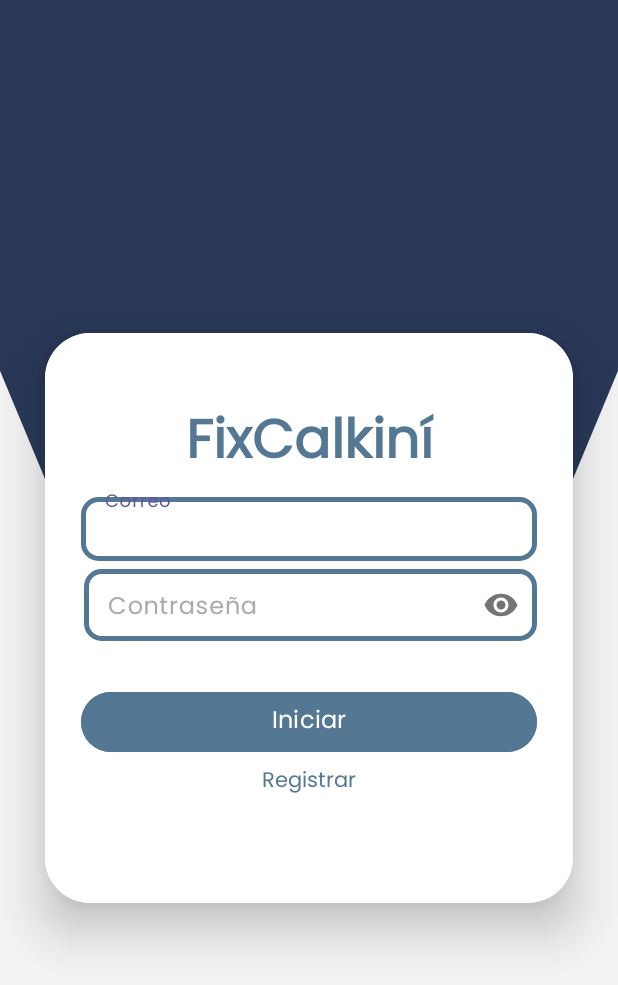
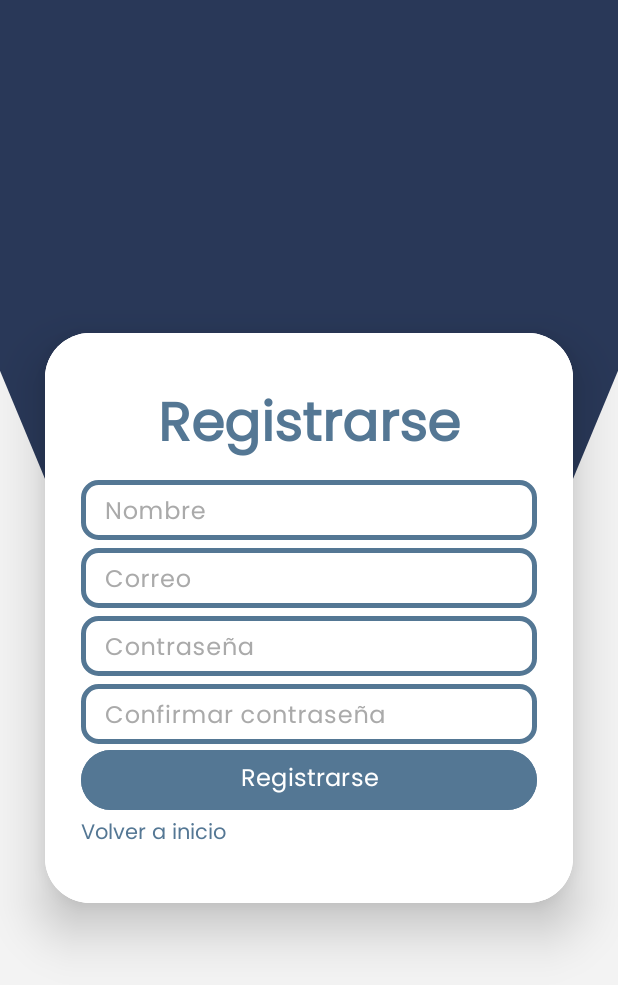
Before and after one commit to OscarNohGarma/fix-calkini-android-studio-java, an Android app: the screen it shows after launch (LoginActivity), on a phone screen of 412 x 824 dp. Shown: the top 985 px of the screen. Run offline under Robolectric (Android 15) with nearby library versions, the light colour scheme and no system bars.

Commit message:
Fix strings

```diff
--- a/app/src/main/AndroidManifest.xml
+++ b/app/src/main/AndroidManifest.xml
@@ -16,6 +16,9 @@
         android:supportsRtl="true"
         android:theme="@style/Theme.FixCalkini"
         tools:targetApi="31">
+        <activity
+            android:name=".admin.AdminMainActivity"
+            android:exported="false" />
         <activity
             android:name=".ProfileActivity"
             android:exported="false" />
--- a/app/src/main/res/layout/activity_login.xml
+++ b/app/src/main/res/layout/activity_login.xml
@@ -50,7 +50,7 @@
                     android:id="@+id/loginText"
                     android:layout_width="match_parent"
                     android:layout_height="wrap_content"
-                    android:text="FixCalkiní"
+                    android:text="@string/app_name"
                     android:textAlignment="center"
                     android:textColor="@color/grayBlue"
                     android:textSize="36sp"
@@ -69,7 +69,7 @@
                         android:layout_marginTop="40dp"
                         android:background="@drawable/custom_edittext"
                         android:drawablePadding="8dp"
-                        android:hint="Correo"
+                        android:hint="@string/txt_correo"
                         android:padding="8dp"
                         android:textColor="@color/black"
 
@@ -81,7 +81,6 @@
                     android:layout_width="match_parent"
                     android:textColorHint="@android:color/darker_gray"
                     android:layout_height="wrap_content"
-                    android:paddingLeft="2dp"
                     app:passwordToggleEnabled="true">
 
                     <com.google.android.material.textfield.TextInputEditText
@@ -92,7 +91,7 @@
                         android:layout_marginTop="10dp"
                         android:textColor="@color/black"
                         android:background="@drawable/custom_edittext"
-                        android:hint="Contraseña"
+                        android:hint="@string/txt_pass"
                         android:inputType="textPassword" />
                 </com.google.android.material.textfield.TextInputLayout>
 
@@ -102,7 +101,7 @@
                     android:layout_height="wrap_content"
                     android:layout_marginTop="30dp"
                     android:backgroundTint="@color/grayBlue"
-                    android:text="Iniciar"
+                    android:text="@string/btn_login"
                     android:textSize="16sp"
                     android:textColor="@color/white"
                     app:cornerRadius="50dp" />
@@ -114,7 +113,7 @@
                     android:layout_gravity="center_horizontal"
                     android:layout_marginBottom="20dp"
                     android:padding="4dp"
-                    android:text="Registrar"
+                    android:text="@string/txt_register"
                     android:textAlignment="center"
                     android:textColor="@color/grayBlue"
                     android:textSize="14sp" />
@@ -131,11 +130,10 @@
                 android:background="@color/white"
                 android:gravity="center_vertical"
                 android:layout_gravity="center"
-                android:visibility="gone"
                 >
 
                 <TextView
-                    android:text="Registro"
+                    android:text="@string/txt_register"
                     android:layout_width="match_parent"
                     android:layout_height="wrap_content"
                     android:textAlignment="center"
@@ -153,7 +151,7 @@
                         android:layout_width="match_parent"
                         android:layout_height="40dp"
                         android:background="@drawable/custom_edittext"
-                        android:hint="Nombre" />
+                        android:hint="@string/txt_name" />
                 </com.google.android.material.textfield.TextInputLayout>
 
                 <com.google.android.material.textfield.TextInputLayout
@@ -165,7 +163,7 @@
                         android:layout_width="match_parent"
                         android:layout_height="40dp"
                         android:background="@drawable/custom_edittext"
-                        android:hint="Correo" />
+                        android:hint="@string/txt_correo" />
                 </com.google.android.material.textfield.TextInputLayout>
 
                 <com.google.android.material.textfield.TextInputLayout
@@ -177,7 +175,7 @@
                         android:layout_width="match_parent"
                         android:layout_height="40dp"
                         android:background="@drawable/custom_edittext"
-                        android:hint="Contraseña"
+                        android:hint="@string/txt_pass"
                         android:inputType="textPassword" />
                 </com.google.android.material.textfield.TextInputLayout>
 
@@ -190,7 +188,7 @@
                         android:layout_width="match_parent"
                         android:layout_height="40dp"
                         android:background="@drawable/custom_edittext"
-                        android:hint="Confirmar Contraseña"
+                        android:hint="@string/txt_confirm_pass"
                         android:inputType="textPassword"
 
 
@@ -202,7 +200,7 @@
                     android:layout_width="match_parent"
                     android:layout_height="wrap_content"
                     android:backgroundTint="@color/grayBlue"
-                    android:text="Registrarse"
+                    android:text="@string/txt_register"
                     android:textSize="16sp"
                     android:textColor="@color/white" />
 
@@ -210,7 +208,7 @@
                     android:id="@+id/btn_volver_login"
                     android:layout_width="wrap_content"
                     android:layout_height="wrap_content"
-                    android:text="Volver al inicio"
+                    android:text="@string/txt_back_login"
                     android:textAlignment="center"
                     android:textColor="@color/grayBlue"
                     android:textSize="14sp" />
--- a/app/src/main/res/layout/activity_main.xml
+++ b/app/src/main/res/layout/activity_main.xml
@@ -36,7 +36,7 @@
             android:layout_marginEnd="10dp"
             android:layout_marginTop="10dp"
             android:background="@drawable/custom_button"
-            android:contentDescription="Configuración"
+            android:contentDescription="@string/desc_conf"
             android:src="@drawable/menu"
             app:layout_constraintEnd_toEndOf="parent"
             app:layout_constraintTop_toTopOf="parent" />
@@ -47,7 +47,7 @@
             android:layout_width="match_parent"
             android:layout_height="60dp"
             android:backgroundTint="@color/grayBlue"
-            android:text="Crear un nuevo reporte"
+            android:text="@string/btn_new_report"
             android:textSize="16sp"
             android:textColor="@color/white"
             app:cornerRadius="50dp"
```
Also changed, not shown: app/src/main/res/layout/activity_about.xml (+4 -4 lines), app/src/main/res/layout/activity_profile.xml (+11 -11 lines), app/src/main/res/layout/activity_reportar.xml (+8 -7 lines), app/src/main/res/layout/activity_reportes.xml (+5 -4 lines), app/src/main/res/values/strings.xml (+46 -0 lines).
